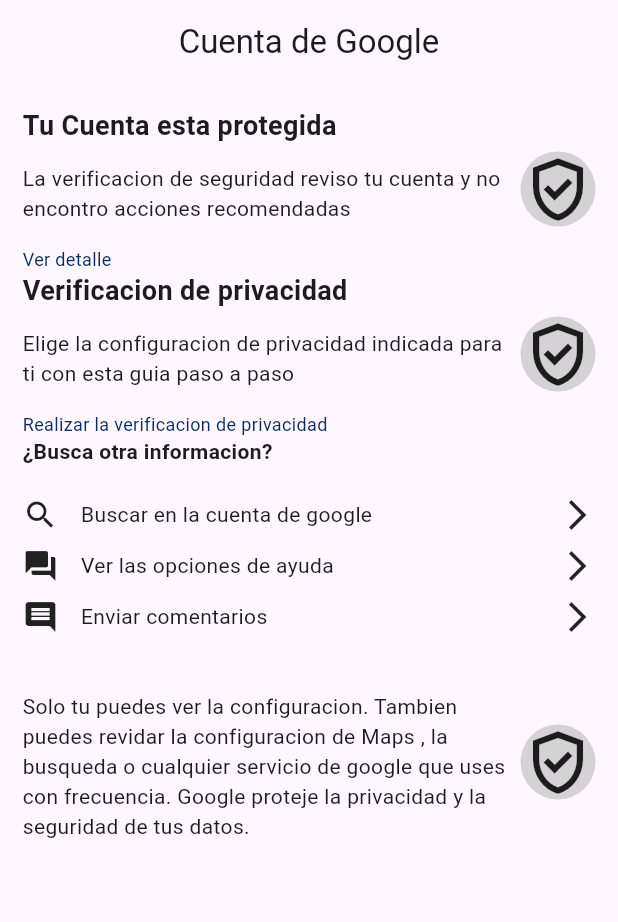
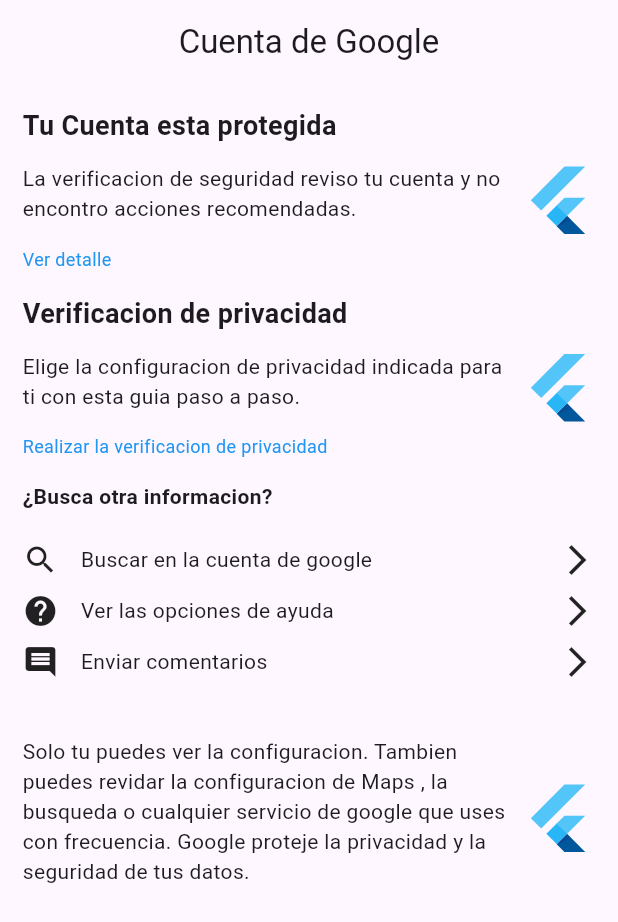
Before and after one commit to FjC-14/Lenguajes-de-Programacion, a Flutter app: the screen it shows after launch, on a phone screen of 412 x 824 dp. Shown: the top 922 px of the screen. Run offline on Flutter 3.47's test engine with Material 3 defaults, Android fonts, the phone set to English and light mode, and no system bars; Roboto replaces fonts that are missing (addressCityAndState, jobTitle).

Commit message:
Update main.dart

```diff
--- a/Tarea 1.2- Fernando Castro/replica_google/lib/main.dart
+++ b/Tarea 1.2- Fernando Castro/replica_google/lib/main.dart
@@ -13,11 +13,11 @@ class MyApp extends StatelessWidget {
   Widget build(BuildContext context) {
     const String titulo1 = "Tu Cuenta esta protegida";
     const String parrafo1 =
-        "La verificacion de seguridad reviso tu cuenta y no encontro acciones recomendadas";
+        "La verificacion de seguridad reviso tu cuenta y no encontro acciones recomendadas.";
     const String detalle1 = "Ver detalle";
     const String titulo2 = "Verificacion de privacidad";
     const String parrafo2 =
-        "Elige la configuracion de privacidad indicada para ti con esta guia paso a paso";
+        "Elige la configuracion de privacidad indicada para ti con esta guia paso a paso.";
     const String detalle2 = "Realizar la verificacion de privacidad";
     const String parrafo3 = "Solo tu puedes ver la configuracion. Tambien puedes revidar la configuracion de Maps , la busqueda o cualquier servicio de google que uses con frecuencia. Google proteje la privacidad y la seguridad de tus datos.";
 
@@ -62,7 +62,7 @@ class MyApp extends StatelessWidget {
                           const SizedBox(
                             height: 10,
                           ),
-                          caja(Icons.question_answer,
+                          caja(Icons.help,
                               "    Ver las opciones de ayuda"),
                           const SizedBox(
                             height: 10,
@@ -116,7 +116,7 @@ class Contenido extends StatelessWidget {
   @override
   Widget build(BuildContext context) {
     const texts = TextStyle(
-        color: Color.fromARGB(255, 7, 44, 100),
+        color: Colors.blue,
         fontFamily: AutofillHints.addressCityAndState,
         fontSize: 12);
     const titulos = TextStyle(
@@ -144,16 +144,16 @@ class Contenido extends StatelessWidget {
               Text(
                 text3,
                 style: texts,
-              )
+              ), const SizedBox(height: 15,)
             ],
           ),
         ),
         Container(
             decoration: const BoxDecoration(
-              color: Color.fromARGB(96, 143, 150, 142),
               shape: BoxShape.circle,
             ),
-            child: const Icon(Icons.gpp_good_outlined , size:50))
+            child: const  FlutterLogo(size:50),
+            )
       ],
     );
   }
```
